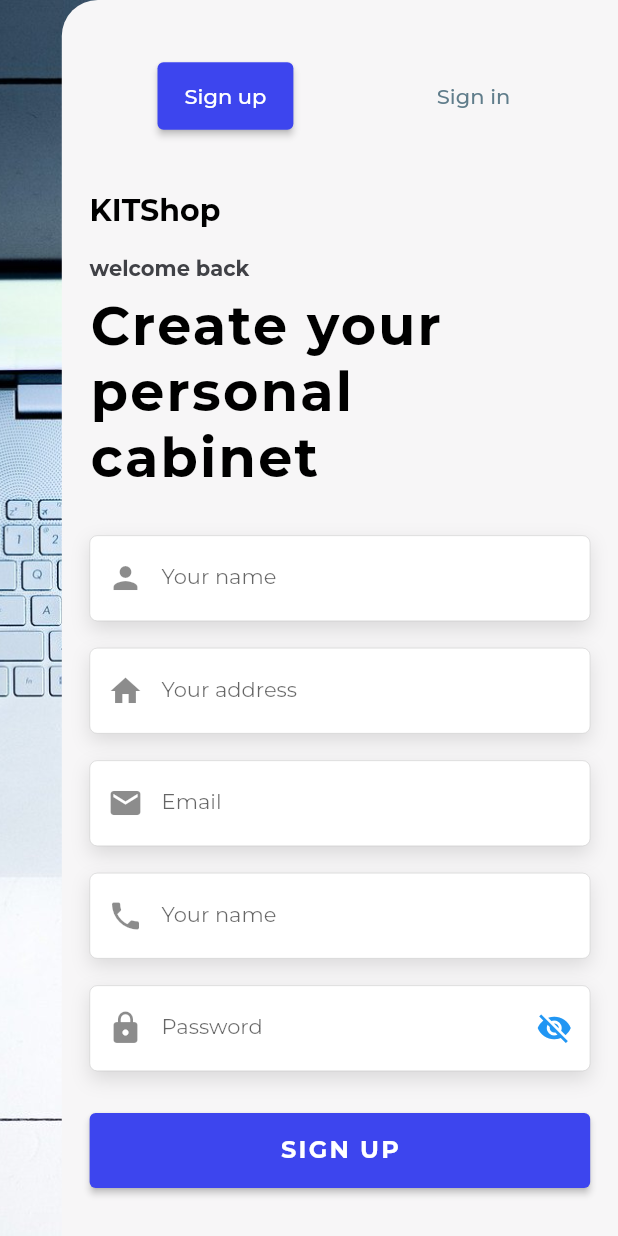
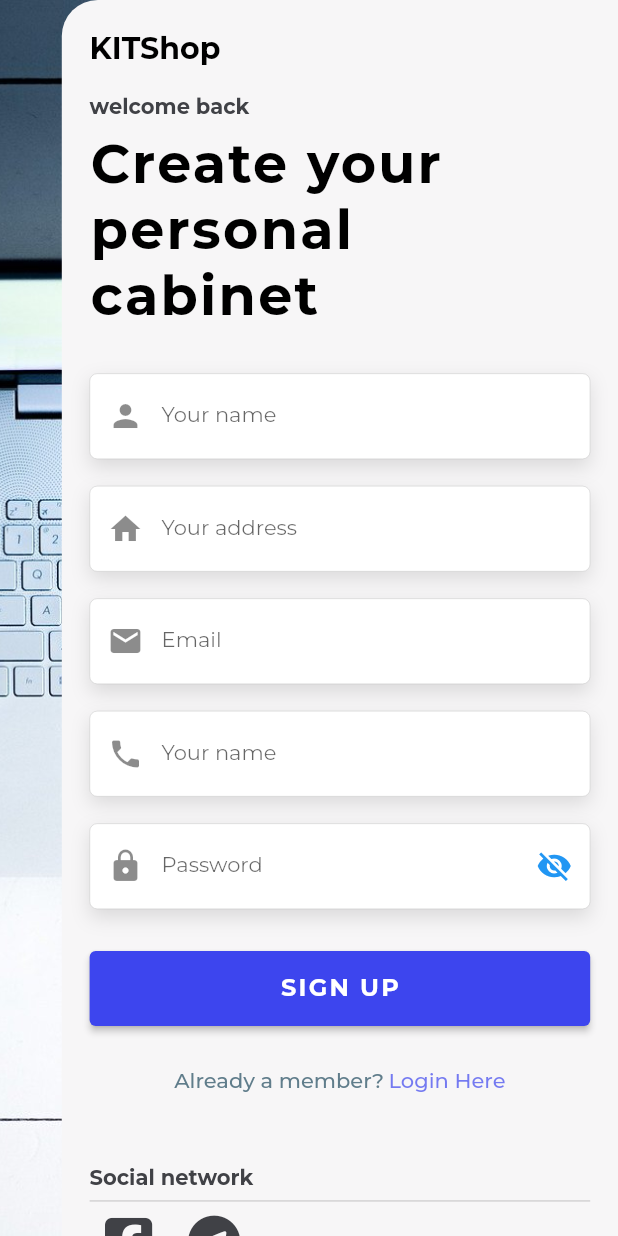
Before and after one commit to ANMClickApps/flutter_web_kitshop, a Flutter app: the screen it shows after launch, on a phone screen of 412 x 824 dp. Run offline on Flutter 3.47's test engine with Material 2 defaults, Android fonts, the phone set to English and light mode, and no system bars; our stand-ins replace flutter_icons, google_fonts.

Commit message:
update rpoject part 4

```diff
--- a/lib/constant_text.dart
+++ b/lib/constant_text.dart
@@ -3,8 +3,10 @@
 const String textFieldName = 'Your name';
 const String textFieldAddress = 'Your address';
 const String textFieldPhone = 'Phone number';
-const String textLoginButton = 'sign in';
+const String textLoginButton = 'login';
 const String textSignUpButton = 'sign up';
+const String textDontSignUp = 'Already a member?';
+const String textDontLogin = 'Not a member?';
 
 //snackBar error
 const String textEmailError = 'Please enter the email correctly';
--- a/lib/pages/components_sign_up/sign_up/body.dart
+++ b/lib/pages/components_sign_up/sign_up/body.dart
@@ -18,6 +18,8 @@
   var emailController = TextEditingController();
   var phoneController = TextEditingController();
   var passwordController = TextEditingController();
+
+  bool isLogin = false;
 
   @override
   void initState() {
@@ -50,12 +52,18 @@
   Widget formSignIn() {
     return Column(
       children: [
-        CustomTextField(
+        isLogin
+            ? SizedBox(
+                height: 80.0,
+              )
+            : CustomTextField(
                 nameController: fullNameController,
                 label: textFieldName,
                 icon: Icons.person),
         SizedBox(height: 18.0),
-        CustomTextField(
+        isLogin
+            ? SizedBox()
+            : CustomTextField(
                 nameController: addressController,
                 label: textFieldAddress,
                 icon: Icons.home),
@@ -64,13 +72,15 @@
             nameController: emailController,
             label: textFieldEmail,
             icon: Icons.email),
-        SizedBox(height: 18.0),
-        CustomTextField(
+        SizedBox(height: isLogin ? 10.0 : 18.0),
+        isLogin
+            ? SizedBox()
+            : CustomTextField(
                 keyboardType: TextInputType.phone,
                 nameController: phoneController,
                 label: textFieldName,
                 icon: Icons.phone),
-        SizedBox(height: 18.0),
+        SizedBox(height: isLogin ? 10.0 : 18.0),
         Container(
           width: double.infinity,
           decoration: BoxDecoration(boxShadow: [
@@ -110,7 +120,7 @@
         ),
         SizedBox(height: 28.0),
         CustomButton(
-          text: textSignUpButton,
+          text: isLogin ? textLoginButton : textSignUpButton,
           onPressed: () async {
             if (fullNameController.text.length < 3) {
               print('check fullName $textNameError');
@@ -135,16 +145,39 @@
             }
           },
         ),
+        SizedBox(height: 12.0),
+        TextButton(
+            onPressed: () {
+              setState(() {
+                isLogin = !isLogin;
+              });
+            },
+            child: Row(
+              mainAxisAlignment: MainAxisAlignment.center,
+              children: [
+                Text(isLogin ? textDontLogin : textDontSignUp),
+                SizedBox(width: 3.0),
+                Text(
+                  isLogin ? 'Create account' : 'Login Here',
+                  style: TextStyle(
+                      fontWeight: FontWeight.w500,
+                      color: BrandColors.colorPrimary.withOpacity(0.7)),
+                )
+              ],
+            ))
       ],
     );
   }
 
   List<Widget> desktopBody() {
     return <Widget>[
-      LeftSideBody(),
+      LeftSideBody(
+        isLogin: isLogin,
+      ),
       Expanded(
           child: Column(
         children: [
+          isLogin ? LoginTopTitle() : SizedBox(),
           formSignIn(),
           Spacer(),
           Container(
@@ -176,13 +209,13 @@
             ),
             SizedBox(height: 18.0),
             Text(
-              'welcome back',
+              isLogin ? 'Please Login to your account.' : 'welcome back',
               style: TextStyle(
                   fontWeight: FontWeight.w700, color: BrandColors.colorText),
             ),
             SizedBox(height: 8.0),
             Text(
-              'Create your\npersonal\ncabinet',
+              isLogin ? 'Welcome Back' : 'Create your\npersonal\ncabinet',
               style: TextStyle(
                   letterSpacing: 1.5,
                   fontSize: 36.0,
@@ -212,6 +245,31 @@
         ),
       ),
     ];
+  }
+}
+
+class LoginTopTitle extends StatelessWidget {
+  @override
+  Widget build(BuildContext context) {
+    return Column(
+      crossAxisAlignment: CrossAxisAlignment.start,
+      children: [
+        Text(
+          'Please Login to your account.',
+          style: TextStyle(
+              fontWeight: FontWeight.w700, color: BrandColors.colorText),
+        ),
+        SizedBox(height: 8.0),
+        Text(
+          'Welcome Back',
+          style: TextStyle(
+              letterSpacing: 1.5,
+              fontSize: 48.0,
+              color: Colors.black,
+              fontWeight: FontWeight.bold),
+        ),
+      ],
+    );
   }
 }
 
@@ -245,6 +303,8 @@
 }
 
 class LeftSideBody extends StatelessWidget {
+  final bool isLogin;
+  LeftSideBody({this.isLogin});
   @override
   Widget build(BuildContext context) {
     return Expanded(
@@ -253,7 +313,31 @@
           crossAxisAlignment: CrossAxisAlignment.start,
           mainAxisAlignment: MainAxisAlignment.spaceBetween,
           children: [
-            Column(
+            isLogin
+                ? Center(
+                    child: Container(
+                      height: 400.0,
+                      child: Stack(
+                        children: [
+                          Image.asset(
+                            'assets/images/logo_k.png',
+                            color: BrandColors.colorText,
+                          ),
+                          Positioned(
+                              bottom: 20.0,
+                              left: 20.0,
+                              child: Text(
+                                'kitshop'.toUpperCase(),
+                                style: TextStyle(
+                                    fontSize: 55.0,
+                                    fontWeight: FontWeight.w700,
+                                    color: BrandColors.colorText),
+                              ))
+                        ],
+                      ),
+                    ),
+                  )
+                : Column(
                     crossAxisAlignment: CrossAxisAlignment.start,
                     children: [
                       Text(
--- a/lib/pages/components_sign_up/sign_up/sign_up_page.dart
+++ b/lib/pages/components_sign_up/sign_up/sign_up_page.dart
@@ -48,12 +48,15 @@
               child: Column(
                 mainAxisSize: MainAxisSize.max,
                 children: [
-                  NavBar(),
                   SizedBox(
                     height: _sizeBetween,
                   ),
                   _size.width >= 1200.0
-                      ? Container(height: _size.height * 0.8, child: Body())
+                      ? Padding(
+                          padding: const EdgeInsets.only(top: 80.0),
+                          child: Container(
+                              height: _size.height * 0.8, child: Body()),
+                        )
                       : Body(),
                 ],
               ),
```
Also changed, not shown: assets/images/logo_k.png (added), lib/main.dart (line endings or trailing spaces). Lines whose indentation alone changed are shown as unchanged.
